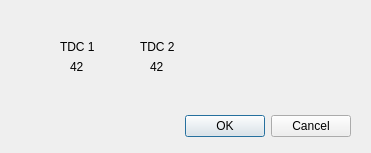
Old version of the form escam/dialogtdc.ui in the repository Entwicklungsburo-Stresing/EBST_CAM.
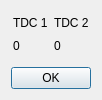
New version of the form.

```diff
--- a/escam/dialogtdc.ui
+++ b/escam/dialogtdc.ui
@@ -6,81 +6,109 @@
    <rect>
     <x>0</x>
     <y>0</y>
-    <width>371</width>
-    <height>153</height>
+    <width>96</width>
+    <height>100</height>
    </rect>
   </property>
   <property name="windowTitle">
    <string>TDC</string>
   </property>
-  <widget class="QDialogButtonBox" name="buttonBox">
-   <property name="geometry">
-    <rect>
-     <x>10</x>
-     <y>110</y>
-     <width>341</width>
-     <height>32</height>
-    </rect>
-   </property>
+  <layout class="QVBoxLayout" name="verticalLayout">
+   <item>
+    <spacer name="verticalSpacer_2">
    <property name="orientation">
-    <enum>Qt::Horizontal</enum>
-   </property>
-   <property name="standardButtons">
-    <set>QDialogButtonBox::Cancel|QDialogButtonBox::Ok</set>
-   </property>
-  </widget>
+      <enum>Qt::Vertical</enum>
+     </property>
+     <property name="sizeHint" stdset="0">
+      <size>
+       <width>20</width>
+       <height>40</height>
+      </size>
+     </property>
+    </spacer>
+   </item>
+   <item>
+    <layout class="QGridLayout" name="gridLayout">
+     <item row="0" column="1">
   <widget class="QLabel" name="labelTDC1">
-   <property name="geometry">
-    <rect>
-     <x>60</x>
-     <y>40</y>
-     <width>47</width>
-     <height>14</height>
-    </rect>
-   </property>
    <property name="text">
     <string>TDC 1</string>
    </property>
   </widget>
+     </item>
+     <item row="0" column="2">
   <widget class="QLabel" name="labelTDC2">
-   <property name="geometry">
-    <rect>
-     <x>140</x>
-     <y>40</y>
-     <width>47</width>
-     <height>14</height>
-    </rect>
-   </property>
    <property name="text">
     <string>TDC 2</string>
    </property>
   </widget>
+     </item>
+     <item row="1" column="1">
   <widget class="QLabel" name="viewTDC1">
-   <property name="geometry">
-    <rect>
-     <x>70</x>
-     <y>60</y>
-     <width>47</width>
-     <height>14</height>
-    </rect>
-   </property>
    <property name="text">
-    <string>42</string>
-   </property>
-  </widget>
+        <string>0</string>
+       </property>
+      </widget>
+     </item>
+     <item row="1" column="2">
   <widget class="QLabel" name="viewTDC2">
-   <property name="geometry">
-    <rect>
-     <x>150</x>
-     <y>60</y>
-     <width>47</width>
-     <height>14</height>
-    </rect>
-   </property>
    <property name="text">
-    <string>42</string>
-   </property>
-  </widget>
+        <string>0</string>
+       </property>
+      </widget>
+     </item>
+     <item row="1" column="0">
+      <spacer name="horizontalSpacer">
+       <property name="orientation">
+        <enum>Qt::Horizontal</enum>
+       </property>
+       <property name="sizeHint" stdset="0">
+        <size>
+         <width>40</width>
+         <height>20</height>
+        </size>
+       </property>
+      </spacer>
+     </item>
+     <item row="1" column="3">
+      <spacer name="horizontalSpacer_2">
+       <property name="orientation">
+        <enum>Qt::Horizontal</enum>
+       </property>
+       <property name="sizeHint" stdset="0">
+        <size>
+         <width>40</width>
+         <height>20</height>
+        </size>
+       </property>
+      </spacer>
+     </item>
+    </layout>
+   </item>
+   <item>
+    <spacer name="verticalSpacer">
+     <property name="orientation">
+      <enum>Qt::Vertical</enum>
+     </property>
+     <property name="sizeHint" stdset="0">
+      <size>
+       <width>20</width>
+       <height>40</height>
+      </size>
+     </property>
+    </spacer>
+   </item>
+   <item>
+    <widget class="QDialogButtonBox" name="buttonBox">
+     <property name="orientation">
+      <enum>Qt::Horizontal</enum>
+     </property>
+     <property name="standardButtons">
+      <set>QDialogButtonBox::Ok</set>
+     </property>
+    </widget>
+   </item>
+  </layout>
  </widget>
  <resources/>
  <connections>
```
Lines whose indentation alone changed are shown as unchanged.
